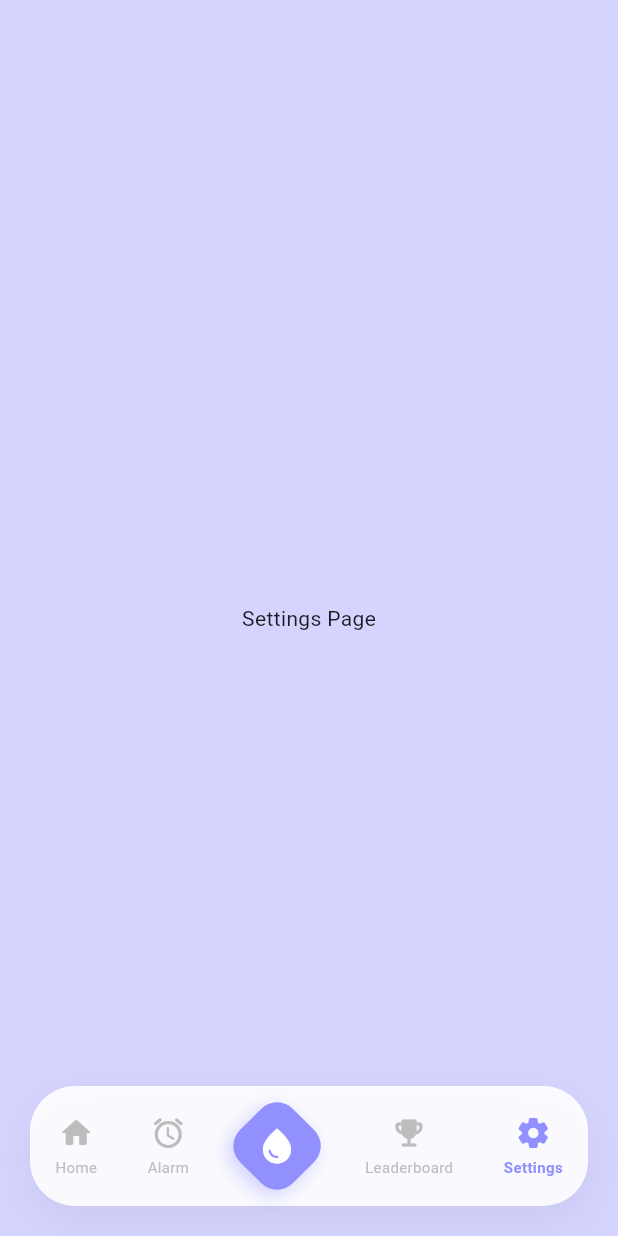
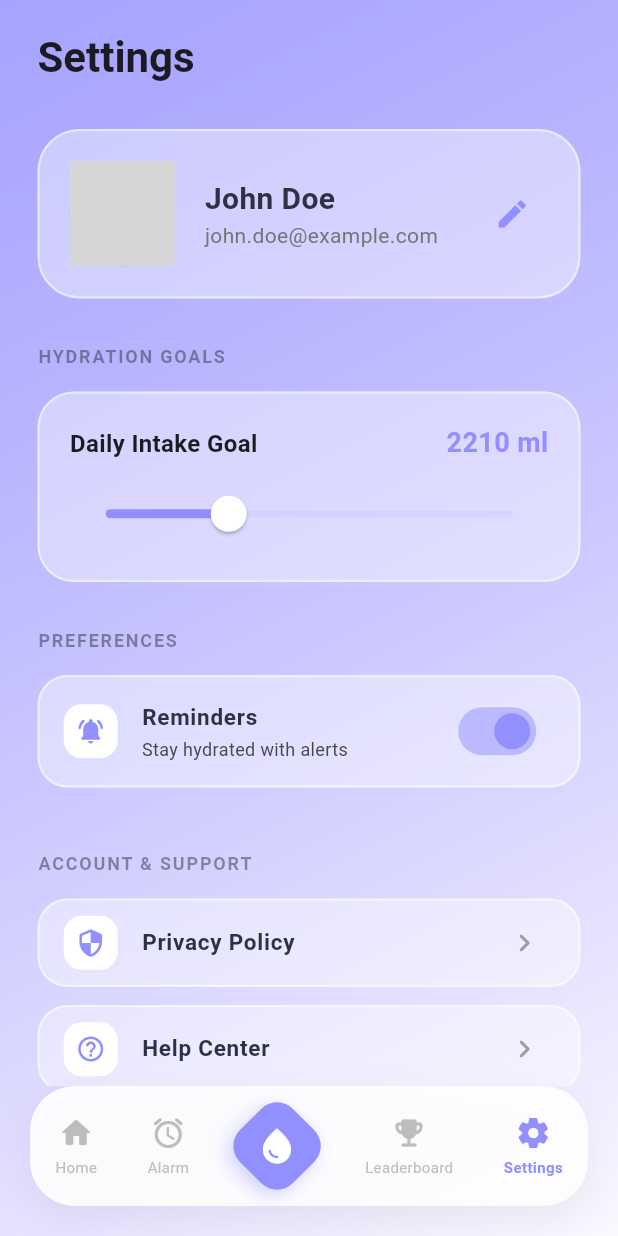
Before and after one commit to michalis-oik/AquaTrackerApp, a Flutter app: the screen it shows after launch, item 5 of the bottom bar chosen, on a phone screen of 412 x 824 dp. Run offline on Flutter 3.47's test engine with Material 3 defaults, Android fonts, the phone set to English and light mode, and no system bars; our stand-ins replace fl_chart, percent_indicator; network calls fail; grey boxes are pictures that could not be loaded.

Commit message:
created UI of settings page

```diff
--- a/lib/pages/main_screen.dart
+++ b/lib/pages/main_screen.dart
@@ -3,6 +3,8 @@ import 'package:water_tracking_app/pages/home_page.dart';
 import 'package:water_tracking_app/pages/drink_selection_page.dart';
 import 'package:water_tracking_app/pages/reminders_page.dart';
 import 'package:water_tracking_app/pages/leaderboard_page.dart';
+import 'package:water_tracking_app/pages/settings_page.dart';
+
 
 
 class MainScreen extends StatefulWidget {
@@ -121,7 +123,10 @@ class _MainScreenState extends State<MainScreen> {
         );
         break;
       case 4:
-        page = const Center(key: ValueKey('settings_page'), child: Text("Settings Page"));
+        page = SettingsPage(
+          key: const ValueKey('settings_page'),
+          currentGoal: _dailyGoal,
+        );
         break;
       default:
         page = Container(key: const ValueKey('empty_page'));
--- /dev/null
+++ b/lib/pages/settings_page.dart
@@ -0,0 +1,271 @@
+import 'package:flutter/material.dart';
+import 'package:water_tracking_app/utils/glassmorphism_card.dart';
+
+class SettingsPage extends StatefulWidget {
+  final int currentGoal;
+  const SettingsPage({super.key, required this.currentGoal});
+
+  @override
+  State<SettingsPage> createState() => _SettingsPageState();
+}
+
+class _SettingsPageState extends State<SettingsPage> {
+  bool _notificationsEnabled = true;
+
+  late double _goalValue;
+
+  @override
+  void initState() {
+    super.initState();
+    _goalValue = widget.currentGoal.toDouble();
+  }
+
+  @override
+  Widget build(BuildContext context) {
+    final colorScheme = Theme.of(context).colorScheme;
+    final textTheme = Theme.of(context).textTheme;
+
+    return Scaffold(
+      backgroundColor: Colors.transparent,
+      body: Stack(
+        children: [
+          // Background Gradient matching the app's aesthetic
+          Container(
+            decoration: BoxDecoration(
+              gradient: LinearGradient(
+                colors: [colorScheme.primary.withAlpha(179), colorScheme.surface],
+                begin: Alignment.topLeft,
+                end: Alignment.bottomRight,
+              ),
+            ),
+          ),
+          SafeArea(
+            child: SingleChildScrollView(
+              padding: const EdgeInsets.symmetric(horizontal: 25, vertical: 20),
+              child: Column(
+                crossAxisAlignment: CrossAxisAlignment.start,
+                children: [
+                  Text(
+                    'Settings',
+                    style: textTheme.headlineMedium?.copyWith(
+                      color: colorScheme.onSurface,
+                      fontWeight: FontWeight.bold,
+                    ),
+                  ),
+                  const SizedBox(height: 30),
+
+                  // Profile Section
+                  _buildProfileSection(context),
+                  const SizedBox(height: 30),
+
+                  // Hydration settings group
+                  _buildSectionTitle('HYDRATION GOALS'),
+                  const SizedBox(height: 15),
+                  _buildGoalAdjuster(context),
+
+
+                  const SizedBox(height: 30),
+
+                  // Notifications & Preferences
+                  _buildSectionTitle('PREFERENCES'),
+                  const SizedBox(height: 15),
+                  _buildSettingTile(
+                    icon: Icons.notifications_active_rounded,
+                    title: 'Reminders',
+                    subtitle: 'Stay hydrated with alerts',
+                    trailing: Switch(
+                      value: _notificationsEnabled,
+                      activeColor: colorScheme.primary,
+                      onChanged: (val) => setState(() => _notificationsEnabled = val),
+                    ),
+                  ),
+
+
+                  const SizedBox(height: 30),
+
+                  // Account & Support
+                  _buildSectionTitle('ACCOUNT & SUPPORT'),
+                  const SizedBox(height: 15),
+                  _buildSettingTile(
+                    icon: Icons.security_rounded,
+                    title: 'Privacy Policy',
+                    onTap: () {},
+                  ),
+                  _buildSettingTile(
+                    icon: Icons.help_outline_rounded,
+                    title: 'Help Center',
+                    onTap: () {},
+                  ),
+                  _buildSettingTile(
+                    icon: Icons.logout_rounded,
+                    title: 'Logout',
+                    titleColor: Colors.redAccent,
+                    onTap: () {},
+                  ),
+
+                  const SizedBox(height: 100), // Space for bottom nav
+                ],
+              ),
+            ),
+          ),
+        ],
+      ),
+    );
+  }
+
+  Widget _buildSectionTitle(String title) {
+    return Text(
+      title,
+      style: TextStyle(
+        fontSize: 12,
+        fontWeight: FontWeight.bold,
+        color: const Color(0xFF2D3142).withOpacity(0.5),
+        letterSpacing: 1.2,
+      ),
+    );
+  }
+
+  Widget _buildProfileSection(BuildContext context) {
+    final colorScheme = Theme.of(context).colorScheme;
+    return Container(
+      padding: const EdgeInsets.all(20),
+      decoration: BoxDecoration(
+        color: Colors.white.withOpacity(0.4),
+        borderRadius: BorderRadius.circular(28),
+        border: Border.all(color: Colors.white.withOpacity(0.5), width: 1.5),
+      ),
+      child: Row(
+        children: [
+          Container(
+            width: 70,
+            height: 70,
+            decoration: BoxDecoration(
+              shape: BoxShape.circle,
+              border: Border.all(color: colorScheme.primary, width: 2),
+              image: const DecorationImage(
+                image: NetworkImage('https://api.dicebear.com/7.x/avataaars/svg?seed=John'),
+                fit: BoxFit.cover,
+              ),
+            ),
+          ),
+          const SizedBox(width: 20),
+          Expanded(
+            child: Column(
+              crossAxisAlignment: CrossAxisAlignment.start,
+              children: [
+                const Text(
+                  'John Doe',
+                  style: TextStyle(
+                    fontSize: 20,
+                    fontWeight: FontWeight.bold,
+                    color: Color(0xFF2D3142),
+                  ),
+                ),
+                Text(
+                  'john.doe@example.com',
+                  style: TextStyle(
+                    color: Colors.grey.shade600,
+                    fontSize: 14,
+                  ),
+                ),
+              ],
+            ),
+          ),
+          IconButton(
+            onPressed: () {},
+            icon: Icon(Icons.edit_rounded, color: colorScheme.primary),
+          ),
+        ],
+      ),
+    );
+  }
+
+  Widget _buildGoalAdjuster(BuildContext context) {
+    final colorScheme = Theme.of(context).colorScheme;
+    return Container(
+      padding: const EdgeInsets.all(20),
+      decoration: BoxDecoration(
+        color: Colors.white.withOpacity(0.4),
+        borderRadius: BorderRadius.circular(24),
+        border: Border.all(color: Colors.white.withOpacity(0.5), width: 1.5),
+      ),
+      child: Column(
+        crossAxisAlignment: CrossAxisAlignment.start,
+        children: [
+          Row(
+            mainAxisAlignment: MainAxisAlignment.spaceBetween,
+            children: [
+              const Text(
+                'Daily Intake Goal',
+                style: TextStyle(fontWeight: FontWeight.bold, fontSize: 16),
+              ),
+              Text(
+                '${_goalValue.toInt()} ml',
+                style: TextStyle(
+                  color: colorScheme.primary,
+                  fontWeight: FontWeight.bold,
+                  fontSize: 18,
+                ),
+              ),
+            ],
+          ),
+          const SizedBox(height: 10),
+          SliderTheme(
+            data: SliderTheme.of(context).copyWith(
+              activeTrackColor: colorScheme.primary,
+              inactiveTrackColor: colorScheme.primary.withOpacity(0.1),
+              thumbColor: Colors.white,
+              overlayColor: colorScheme.primary.withOpacity(0.2),
+              thumbShape: const RoundSliderThumbShape(enabledThumbRadius: 12),
+            ),
+            child: Slider(
+              value: _goalValue,
+              min: 1000,
+              max: 5000,
+              onChanged: (val) => setState(() => _goalValue = val),
+            ),
+          ),
+        ],
+      ),
+    );
+  }
+
+  Widget _buildSettingTile({
+    required IconData icon,
+    required String title,
+    String? subtitle,
+    Widget? trailing,
+    Color? titleColor,
+    VoidCallback? onTap,
+  }) {
+    return Container(
+      margin: const EdgeInsets.only(bottom: 12),
+      decoration: BoxDecoration(
+        color: Colors.white.withOpacity(0.4),
+        borderRadius: BorderRadius.circular(20),
+        border: Border.all(color: Colors.white.withOpacity(0.5), width: 1.5),
+      ),
+      child: ListTile(
+        onTap: onTap,
+        leading: Container(
+          padding: const EdgeInsets.all(8),
+          decoration: BoxDecoration(
+            color: Colors.white,
+            borderRadius: BorderRadius.circular(12),
+          ),
+          child: Icon(icon, color: const Color(0xFF928FFF), size: 20),
+        ),
+        title: Text(
+          title,
+          style: TextStyle(
+            fontWeight: FontWeight.bold,
+            fontSize: 15,
+            color: titleColor ?? const Color(0xFF2D3142),
+          ),
+        ),
+        subtitle: subtitle != null ? Text(subtitle, style: const TextStyle(fontSize: 12)) : null,
+        trailing: trailing ?? const Icon(Icons.chevron_right_rounded, color: Colors.grey),
+      ),
+    );
+  }
+}
```
